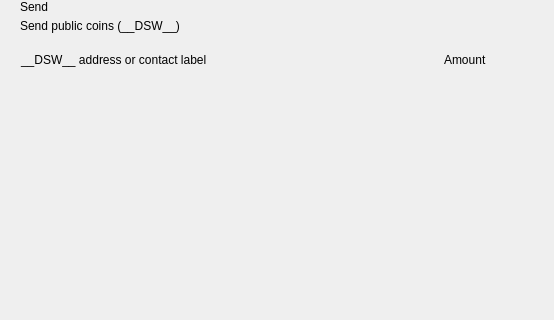
The window that src/qt/pivx/forms/send.ui (decenomy/DSW) describes before a commit, drawn with Qt 5; both pictures show x 0 to 554 and y 0 to 320 of the 893 by 700 pixel window.
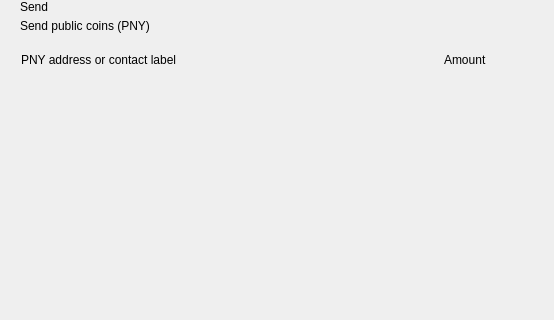
The same window after the commit. Custom widgets are drawn as their Qt base class.

What changed in the file:
```diff
--- a/src/qt/pivx/forms/send.ui
+++ b/src/qt/pivx/forms/send.ui
@@ -81,7 +81,7 @@
             <item>
              <widget class="QLabel" name="labelSubtitle1">
               <property name="text">
-               <string>Send public coins (__DSW__)</string>
+               <string>Send public coins (PNY)</string>
               </property>
              </widget>
             </item>
@@ -141,7 +141,7 @@
              <string notr="true">margin-left:8px;</string>
             </property>
             <property name="text">
-             <string>__DSW__ address or contact label</string>
+             <string>PNY address or contact label</string>
             </property>
            </widget>
           </item>
```
